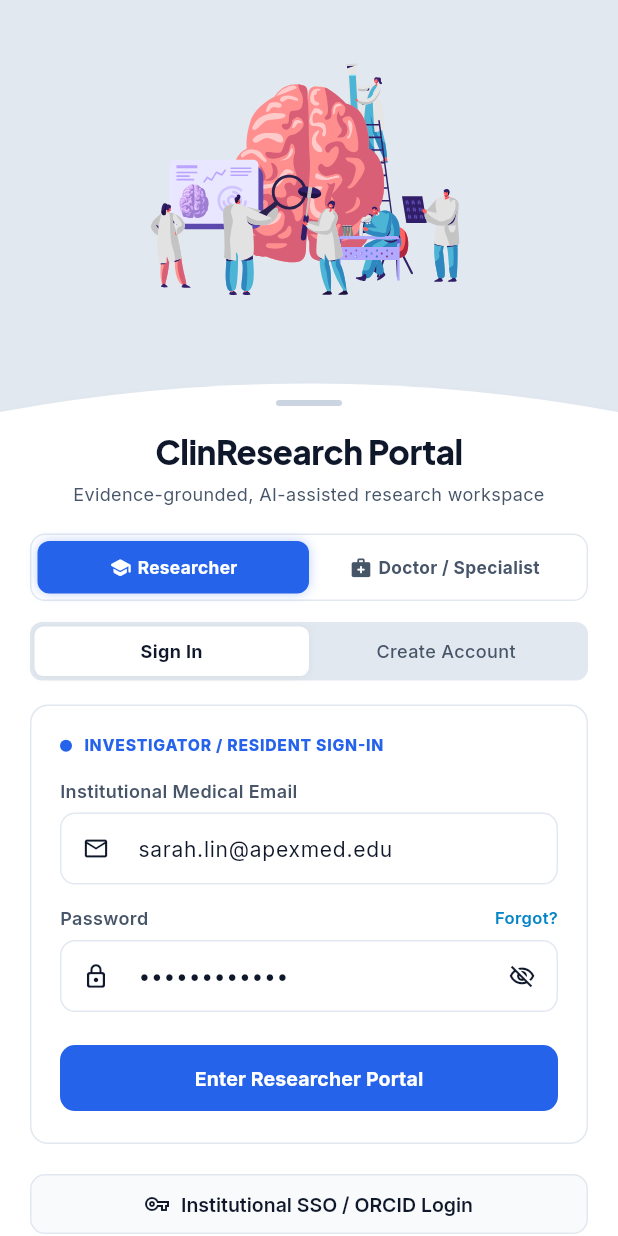
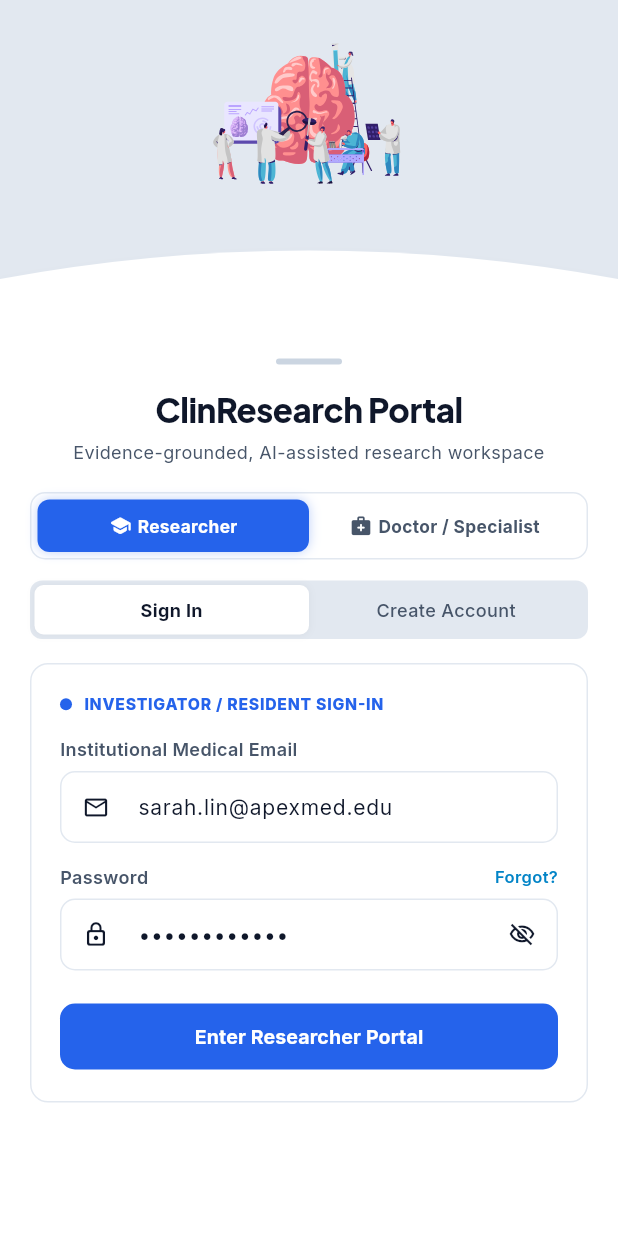
Before and after one commit to AbdurRahman-05/medical-app-backend, a Flutter app: the screen it shows after launch, on a phone screen of 412 x 824 dp. Run offline on Flutter 3.47's test engine with Material 3 defaults, Android fonts, the phone set to English and light mode, and no system bars; our stand-ins replace flutter_riverpod, google_fonts, lottie; missing offline and left inert: postgres.

Commit message:
fix(auth): remove Institutional SSO button from login screen

```diff
--- a/lib/features/auth/login_screen.dart
+++ b/lib/features/auth/login_screen.dart
@@ -141,22 +141,19 @@ class _LoginScreenState extends ConsumerState<LoginScreen> with SingleTickerProv
 
   @override
   Widget build(BuildContext context) {
-    final screenHeight = MediaQuery.of(context).size.height;
-    final mascotHeight = (screenHeight * 0.28).clamp(180.0, 260.0);
-
     return Scaffold(
       backgroundColor: const Color(0xFFE2E8F0), // Cool Slate Backdrop
       body: SafeArea(
         bottom: false,
         child: Column(
           children: [
-            // Top Section: Floating Mascot Animation (Enlarged)
+            // Top Section: Floating Mascot Animation
             Padding(
-              padding: const EdgeInsets.only(top: 8, bottom: 4, left: 16, right: 16),
+              padding: const EdgeInsets.only(top: 8, bottom: 6),
               child: Center(
                 child: SizedBox(
-                  width: double.infinity,
-                  height: mascotHeight,
+                  width: 140,
+                  height: 140,
                   child: Lottie.asset(
                     'assets/animations/Perulogy.json',
                     fit: BoxFit.contain,
@@ -170,7 +167,7 @@ class _LoginScreenState extends ConsumerState<LoginScreen> with SingleTickerProv
                           child: Icon(
                             Icons.biotech_rounded,
                             color: AppTheme.accentCyan,
-                            size: 64,
+                            size: 52,
                           ),
                         ),
                       );
@@ -254,24 +251,6 @@ class _LoginScreenState extends ConsumerState<LoginScreen> with SingleTickerProv
                                     _buildSignInCard()
                                   else
                                     _buildCreateAccountCard(),
-
-                                  const SizedBox(height: 16),
-
-                                  // SSO Button
-                                  OutlinedButton.icon(
-                                    onPressed: _performLogin,
-                                    icon: const Icon(Icons.vpn_key_outlined, size: 16, color: AppTheme.primaryNavy),
-                                    label: const Text(
-                                      'Institutional SSO / ORCID Login',
-                                      maxLines: 1,
-                                      overflow: TextOverflow.ellipsis,
-                                    ),
-                                    style: OutlinedButton.styleFrom(
-                                      padding: const EdgeInsets.symmetric(vertical: 12, horizontal: 8),
-                                      backgroundColor: const Color(0xFFF8FAFC),
-                                      side: const BorderSide(color: Color(0xFFE2E8F0)),
-                                    ),
-                                  ),
                                 ],
                               ),
                             ),
```
